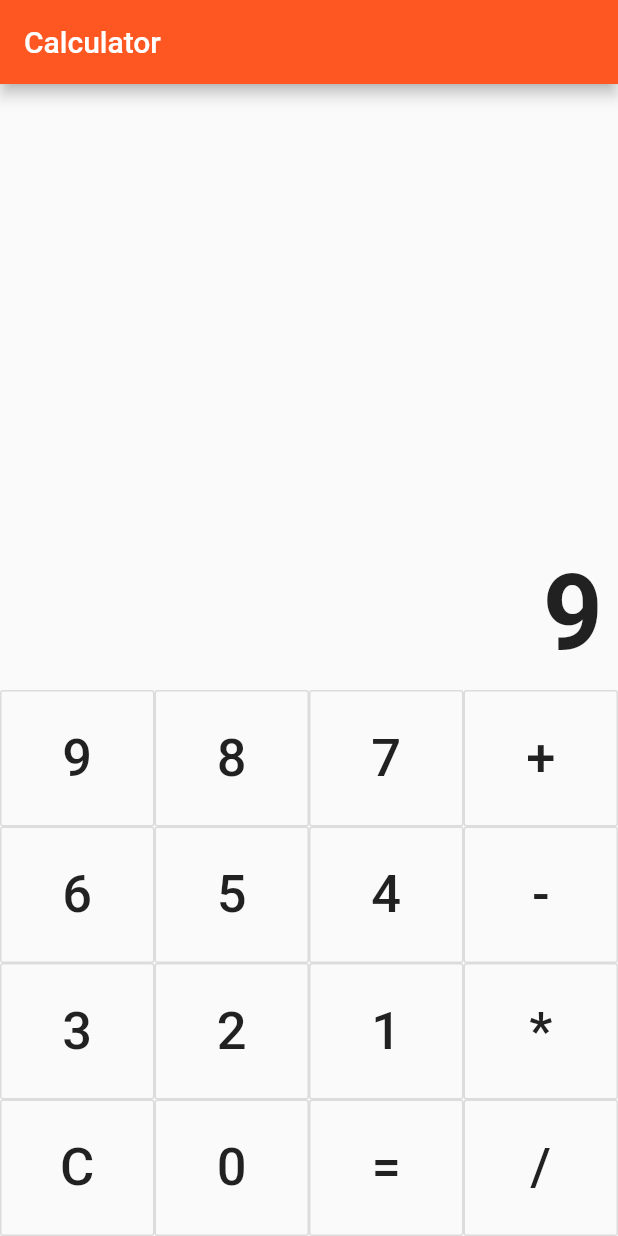
After one commit to abrahamspaa/app_calculator, a Flutter app: the screen it shows after launch, after a tap on an icon or button, on a phone screen of 412 x 824 dp. The commit adds this screen. Run offline on Flutter 3.47's test engine with Material 2 defaults, Android fonts, the phone set to English and light mode, and no system bars.

Commit message:
Modified the code base

```diff
--- /dev/null
+++ b/lib/Body.dart
@@ -0,0 +1,64 @@
+import 'package:flutter/material.dart';
+import 'Display.dart';
+// import 'Button.dart';
+import 'utils/calculation.dart';
+
+class Body extends StatefulWidget {
+  @override
+  _BodyState createState() => _BodyState();
+}
+
+class _BodyState extends State<Body> {
+
+  @override
+  Widget build(BuildContext context) {
+    return Container(
+      child: Column(
+        children: <Widget>[
+          Display(output: output),
+          Row(children: <Widget>[
+            keyOutlineButton("9"),
+            keyOutlineButton("8"),
+            keyOutlineButton("7"),
+            keyOutlineButton("+"),
+          ]),
+          Row(children: <Widget>[
+            keyOutlineButton("6"),
+            keyOutlineButton("5"),
+            keyOutlineButton("4"),
+            keyOutlineButton("-"),
+          ]),
+          Row(children: <Widget>[
+            keyOutlineButton("3"),
+            keyOutlineButton("2"),
+            keyOutlineButton("1"),
+            keyOutlineButton("*"),
+          ]),
+          Row(children: <Widget>[
+            keyOutlineButton("C"),
+            keyOutlineButton("0"),
+            keyOutlineButton("="),
+            keyOutlineButton("/"),
+          ])
+        ],
+      ),
+    );
+  }
+
+  String output = "";
+
+  Widget keyOutlineButton(String text) {
+    return Expanded(
+      child: OutlineButton(
+        padding: EdgeInsets.all(25.0),
+        onPressed: () => setState(() {
+          output = Calc.onKeyPress(text, output);
+        }),
+        child: Text(
+          "$text",
+          style: TextStyle(fontSize: 35.0, fontWeight: FontWeight.w500),
+        )
+      )
+    );
+  }
+}
--- /dev/null
+++ b/lib/Display.dart
@@ -0,0 +1,27 @@
+import 'package:flutter/material.dart';
+
+class Display extends StatelessWidget {
+  const Display({
+    Key key,
+    @required this.output,
+  }) : super(key: key);
+
+  final String output;
+
+  @override
+  Widget build(BuildContext context) {
+    return Expanded(
+      child: Container(
+        padding: EdgeInsets.all(10.0),
+        alignment: Alignment.bottomRight,
+        child: Text(
+          output,
+          style: TextStyle(
+            fontSize: 70.0,
+            fontWeight: FontWeight.w700
+          ),
+        ),
+      )
+    );
+  }
+}
--- /dev/null
+++ b/lib/utils/calculation.dart
@@ -0,0 +1,43 @@
+class Calc {
+  static String calculation, sign;
+  static int first, second;
+
+  static onKeyPress(String keyName, String output) {
+    if (keyName == "C") {
+      calculation = "";
+      output = "";
+      first = 0;
+      second = 0;
+      sign = "";
+    } else if (keyName == "+" ||
+        keyName == "*" ||
+        keyName == "-" ||
+        keyName == "/") {
+      first = int.parse(output);
+      calculation = "";
+      sign = keyName;
+    } else if (keyName == "=") {
+      second = int.parse(output);
+
+      if (sign == "+") {
+        calculation = (first + second).toString();
+      }
+
+      if (sign == "-") {
+        calculation = (first - second).toString();
+      }
+
+      if (sign == "*") {
+        calculation = (first * second).toString();
+      }
+
+      if (sign == "/") {
+        calculation = (first / second).toString();
+      }
+    } else {
+      calculation = int.parse(output + keyName).toString();
+    }
+
+    return calculation;
+  }
+}
```
Also changed, not shown: lib/main.dart (+2 -95 lines).
